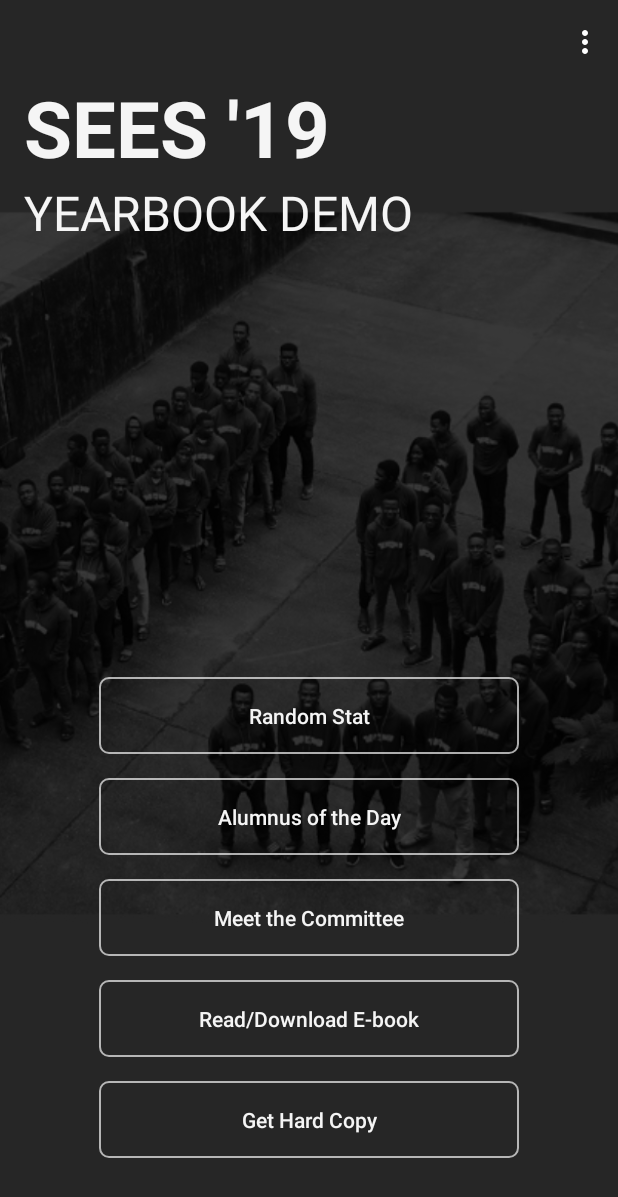
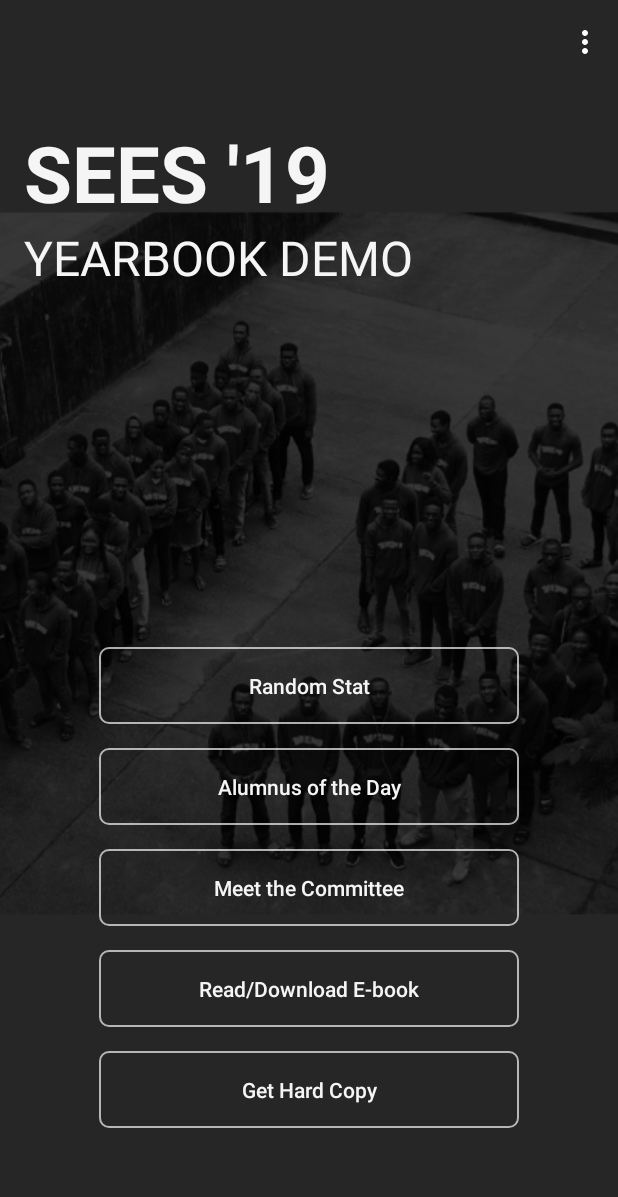
Before and after one commit to emekabe/SEES19_Yearbook_Demo, an Android app: the screen it shows after launch (MainActivity), on a phone screen of 412 x 824 dp. Shown: the top 1197 px of the screen. Run offline under Robolectric (Android 15) with nearby library versions, the phone set to English and light mode, and no system bars; our stand-ins replace Firebase (no records; nobody signed in at launch, a user with empty details on screens opened directly); 1 statement that could not run was skipped.

Commit message:
Made the status and navigation bars translucent

```diff
--- a/app/src/main/res/layout-land/activity_alumnus.xml
+++ b/app/src/main/res/layout-land/activity_alumnus.xml
@@ -91,7 +91,7 @@
                 <ScrollView
                     android:layout_width="match_parent"
                     android:layout_height="match_parent"
-                    android:background="@drawable/alumni_bg"
+                    android:background="@drawable/alumni_bg_land"
                     android:layout_centerHorizontal="true">
 
                     <LinearLayout
--- a/app/src/main/res/layout/activity_main.xml
+++ b/app/src/main/res/layout/activity_main.xml
@@ -24,7 +24,7 @@
         android:layout_width="wrap_content"
         android:layout_height="wrap_content"
         android:layout_marginLeft="16dp"
-        android:layout_marginTop="50dp"
+        android:layout_marginTop="80dp"
         android:text="@string/sees_19"
         android:textColor="@color/myAppTheme"
         android:textSize="52sp"
@@ -47,7 +47,7 @@
         android:orientation="vertical"
         android:layout_centerHorizontal="true"
         android:layout_alignParentBottom="true"
-        android:layout_marginBottom="36dp">
+        android:layout_marginBottom="56dp">
 
         <Button
             android:id="@+id/random_stat_button"
--- a/app/src/main/res/values/styles.xml
+++ b/app/src/main/res/values/styles.xml
@@ -12,7 +12,13 @@
         <item name="windowActionBarOverlay">true</item>
         <item name="colorPrimary">#00FFFFFF</item>
 
-        <item name="android:navigationBarColor">#000000</item>
+<!--        <item name="android:navigationBarColor">#00000000</item>-->
+<!--        <item name="android:statusBarColor">#00000000</item>-->
+
+        <item name="android:windowTranslucentNavigation">true</item>
+        <item name="android:windowTranslucentStatus">true</item>
+
+<!--        <item name="android:fitsSystemWindows">true</item>-->
     </style>
 
 
```
Also changed, not shown: app/src/main/res/drawable/alumni_bg_land.xml (added, +9 -0 lines).
